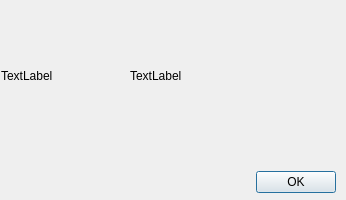
gitter-badger/simplechatclient, file ui/about.ui: the form before one commit.
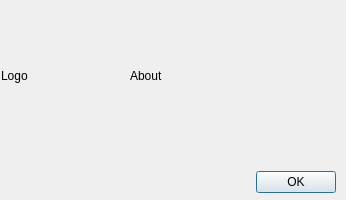
The form after the commit. Icons and pictures are not drawn.

Diff of the .ui file:
```diff
--- a/ui/about.ui
+++ b/ui/about.ui
@@ -58,7 +58,7 @@
     </rect>
    </property>
    <property name="text">
-    <string>TextLabel</string>
+    <string>Logo</string>
    </property>
   </widget>
   <widget class="QLabel" name="labelDescription">
@@ -71,7 +71,7 @@
     </rect>
    </property>
    <property name="text">
-    <string>TextLabel</string>
+    <string>About</string>
    </property>
    <property name="openExternalLinks">
     <bool>true</bool>
```
